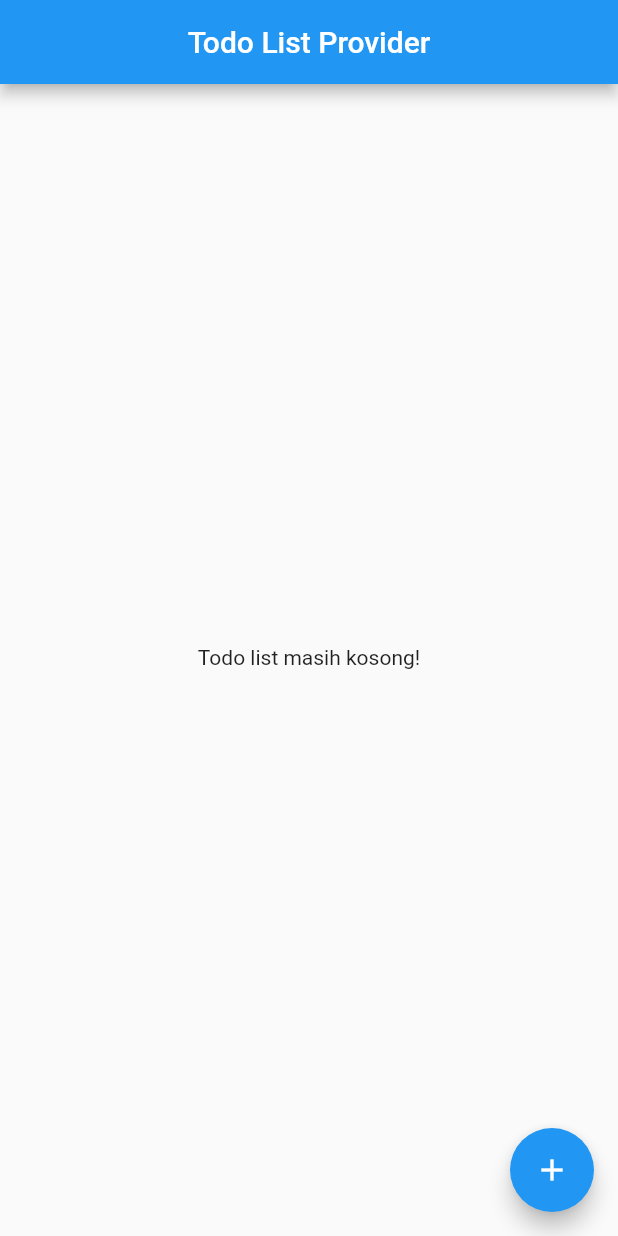
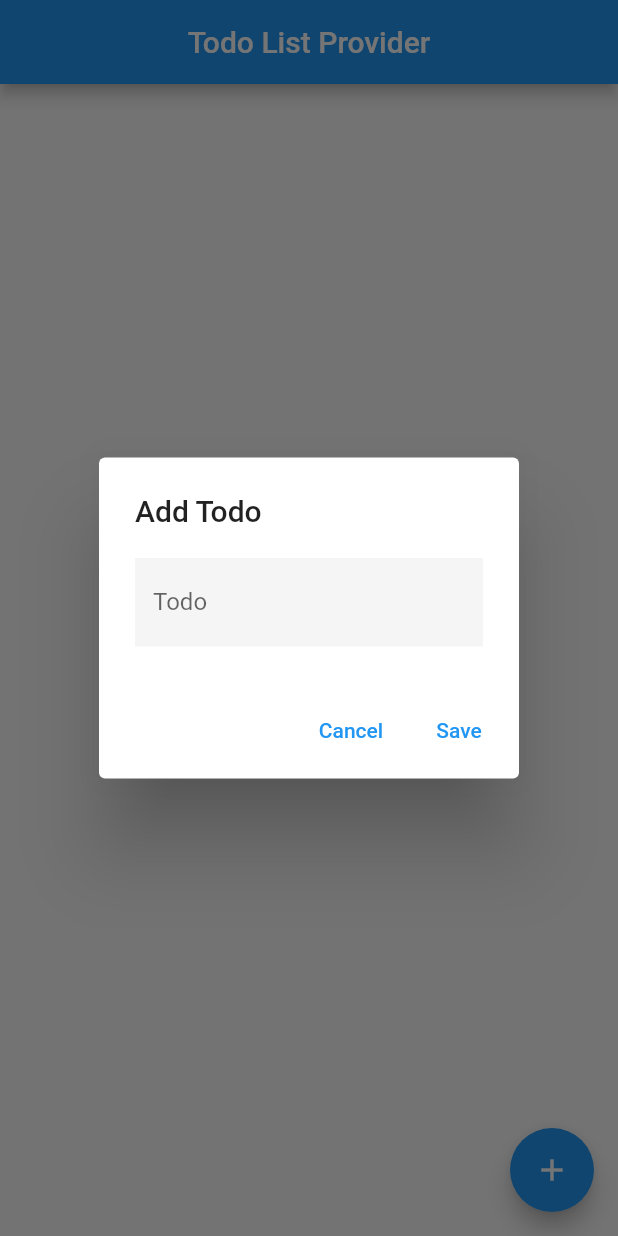
Before and after one commit to iqbalsuwandi20/todolist-provider, a Flutter app: the screen it shows after launch, after a tap on the "add" icon, on a phone screen of 412 x 824 dp. Run offline on Flutter 3.47's test engine with Material 2 defaults, Android fonts, the light colour scheme and no system bars.

Commit message:
berhasil membuat menambah todolist

```diff
--- a/lib/providers/todo_list_provider.dart
+++ b/lib/providers/todo_list_provider.dart
@@ -5,4 +5,9 @@ class TodoListProvider with ChangeNotifier {
   List<TodoModel> _todoList = [];
 
   List<TodoModel> get todoList => _todoList;
+
+  void addTodo(TodoModel todo) {
+    _todoList.add(todo);
+    notifyListeners();
+  }
 }
--- a/lib/screens/home_screen.dart
+++ b/lib/screens/home_screen.dart
@@ -1,6 +1,7 @@
 import 'package:flutter/material.dart';
 import 'package:provider/provider.dart';
 import 'package:todolist_provider/providers/todo_list_provider.dart';
+import 'package:todolist_provider/widgets/add_edit_todo_widget.dart';
 
 class HomeScreen extends StatelessWidget {
   const HomeScreen({Key? key}) : super(key: key);
@@ -20,13 +21,20 @@ class HomeScreen extends StatelessWidget {
         return ListView(
           padding: const EdgeInsets.all(20.0),
           children: todoProvider.todoList.isNotEmpty
-          ? [] : [
+          ? todoProvider.todoList.map((todo) {
+            return Card(
+              child: ListTile(
+                title: Text(todo.todo),
+              ),
+            );
+          }).toList()
+              : [
                 SizedBox(
                   width: MediaQuery.of(context).size.width,
                   height: MediaQuery.of(context).size.height - 100.0,
                     child: const Center(
                       child: Text(
-                  "Todo list masih kosong!",
+                        "Todo list is still empty!",
                         textAlign: TextAlign.center,
                       ),
                     ),
@@ -35,7 +43,13 @@ class HomeScreen extends StatelessWidget {
         );
       }),
       floatingActionButton: FloatingActionButton(
-        onPressed: () {},
+        onPressed: () {
+          showDialog(
+            context: context,
+            builder: (context) {
+              return const AddEditTodoWidget(title: "Add Todo");
+            });
+        },
         child: const Icon(Icons.add),
       ),
     );
--- a/lib/widgets/add_edit_todo_widget.dart
+++ b/lib/widgets/add_edit_todo_widget.dart
@@ -0,0 +1,86 @@
+import 'package:flutter/material.dart';
+import 'package:provider/provider.dart';
+import 'package:todolist_provider/models/todo_model.dart';
+import 'package:todolist_provider/providers/todo_list_provider.dart';
+import 'package:todolist_provider/widgets/info_widget.dart';
+import 'package:uuid/uuid.dart';
+
+class AddEditTodoWidget extends StatelessWidget {
+  final String title;
+  final TodoModel? todo;
+
+  const AddEditTodoWidget({
+    Key? key,
+    required this.title,
+    this.todo,
+  }) : super(key: key);
+
+  @override
+  Widget build(BuildContext context) {
+    TextEditingController _todoController = TextEditingController();
+
+    if (todo != null) {
+      _todoController.text = todo!.todo;
+    }
+
+    return AlertDialog(
+      title: Text(title),
+      content: SingleChildScrollView(
+        child: Column(
+          children: [
+            TextField(
+              controller: _todoController,
+              textCapitalization: TextCapitalization.sentences,
+              decoration: InputDecoration(
+                border: InputBorder.none,
+                filled: true,
+                // isDense = true,
+                fillColor: Colors.grey.shade100,
+                labelText: "Todo",
+                hintText: "Input Todo",
+              ),
+            ),
+          ],
+        ),
+      ),
+      actions: [
+        TextButton(
+          onPressed: () {
+            Navigator.pop(context);
+          },
+          child: const Text("Cancel"),
+        ),
+        TextButton(
+          onPressed: () {
+            if (_todoController.text.isEmpty) {
+              showDialog(
+                context: context,
+                builder: (context) {
+                  return const InfoWidget(
+                    title: "Error!",
+                    content: "Error! Todo cannot be empty.");
+                },
+              );
+            } else {
+              if (todo != null) {
+
+              } else {
+                const uuid = Uuid();
+
+                Provider.of<TodoListProvider>(context, listen: false)
+                    .addTodo(
+                  TodoModel(
+                    id: uuid.v4(),
+                    todo: _todoController.text,
+                  ),
+                );
+              }
+              Navigator.pop(context);
+            }
+          },
+          child: const Text("Save"),
+        ),
+      ],
+    );
+  }
+}
```
Also changed, not shown: lib/widgets/info_widget.dart (+40 -0 lines). Lines whose indentation alone changed are shown as unchanged.
